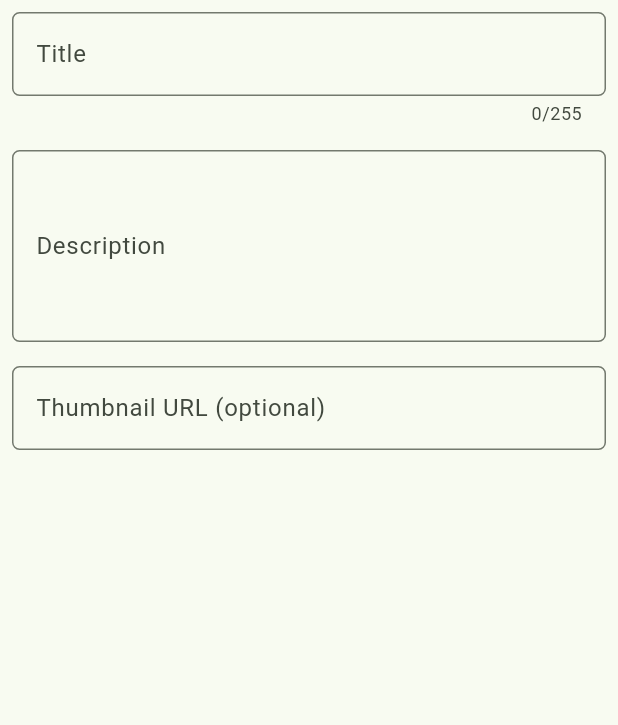
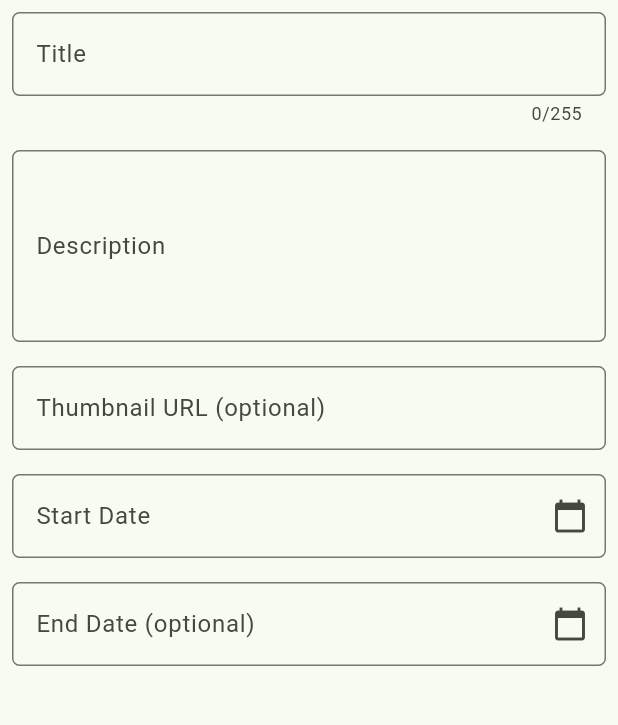
Before and after one commit to aulianurshiva/myportofolio_mobile, a Flutter app: the ExperienceFormPage screen opened directly, on a phone screen of 412 x 824 dp, the part 84-809 px from its top. Run offline on Flutter 3.47's test engine with Material 3 defaults, Android fonts, the phone set to English and light mode, and no system bars; our stand-ins replace material_ui.

Commit message:
feat: add start dan end date pickers

```diff
--- a/lib/screens/experience_form.dart
+++ b/lib/screens/experience_form.dart
@@ -10,10 +10,53 @@ class ExperienceFormPage extends StatefulWidget {
 
 class _ExperienceFormPageState extends State<ExperienceFormPage> {
   final _formKey = GlobalKey<FormState>();
+  final _startController = TextEditingController();
+  final _endController = TextEditingController();
 
   String _title = "";
   String _description = "";
   String _thumbnail = "";
+  DateTime? _startedAt;
+  DateTime? _endedAt;
+
+  static const List<String> _months = [
+    'Jan', 'Feb', 'Mar', 'Apr', 'May', 'Jun',
+    'Jul', 'Aug', 'Sep', 'Oct', 'Nov', 'Dec',
+  ];
+
+  String _formatDate(DateTime date) =>
+      '${date.day} ${_months[date.month - 1]} ${date.year}';
+
+  @override
+  void dispose() {
+    _startController.dispose();
+    _endController.dispose();
+    super.dispose();
+  }
+
+  Future<void> _pickDate({required bool isStart}) async {
+    final initial =
+        (isStart ? _startedAt : _endedAt) ?? _startedAt ?? DateTime.now();
+
+    final picked = await showDatePicker(
+      context: context,
+      initialDate: initial,
+      firstDate: DateTime(2000),
+      lastDate: DateTime(2100),
+    );
+
+    if (picked == null || !mounted) return;
+
+    setState(() {
+      if (isStart) {
+        _startedAt = picked;
+        _startController.text = _formatDate(picked);
+      } else {
+        _endedAt = picked;
+        _endController.text = _formatDate(picked);
+      }
+    });
+  }
 
   bool _isValidUrl(String value) {
     final uri = Uri.tryParse(value);
@@ -121,6 +164,66 @@ class _ExperienceFormPageState extends State<ExperienceFormPage> {
                   },
                 ),
               ),
+
+              // === Start Date ===
+              Padding(
+                padding: const EdgeInsets.all(8.0),
+                child: TextFormField(
+                  controller: _startController,
+                  readOnly: true,
+                  onTap: () => _pickDate(isStart: true),
+                  decoration: InputDecoration(
+                    hintText: "Pilih tanggal mulai",
+                    labelText: "Start Date",
+                    suffixIcon: const Icon(Icons.calendar_today),
+                    border: OutlineInputBorder(
+                      borderRadius: BorderRadius.circular(5.0),
+                    ),
+                  ),
+                  validator: (String? value) {
+                    if (_startedAt == null) {
+                      return "Tanggal mulai wajib diisi!";
+                    }
+                    return null;
+                  },
+                ),
+              ),
+
+              // === End Date (opsional) ===
+              Padding(
+                padding: const EdgeInsets.all(8.0),
+                child: TextFormField(
+                  controller: _endController,
+                  readOnly: true,
+                  onTap: () => _pickDate(isStart: false),
+                  decoration: InputDecoration(
+                    hintText: "Kosongkan jika masih berlangsung",
+                    labelText: "End Date (optional)",
+                    suffixIcon: _endedAt == null
+                        ? const Icon(Icons.calendar_today)
+                        : IconButton(
+                            icon: const Icon(Icons.clear),
+                            onPressed: () {
+                              setState(() {
+                                _endedAt = null;
+                                _endController.clear();
+                              });
+                            },
+                          ),
+                    border: OutlineInputBorder(
+                      borderRadius: BorderRadius.circular(5.0),
+                    ),
+                  ),
+                  validator: (String? value) {
+                    if (_endedAt != null &&
+                        _startedAt != null &&
+                        _endedAt!.isBefore(_startedAt!)) {
+                      return "Tanggal selesai tidak boleh sebelum tanggal mulai!";
+                    }
+                    return null;
+                  },
+                ),
+              ),
             ],
           ),
         ),
```
